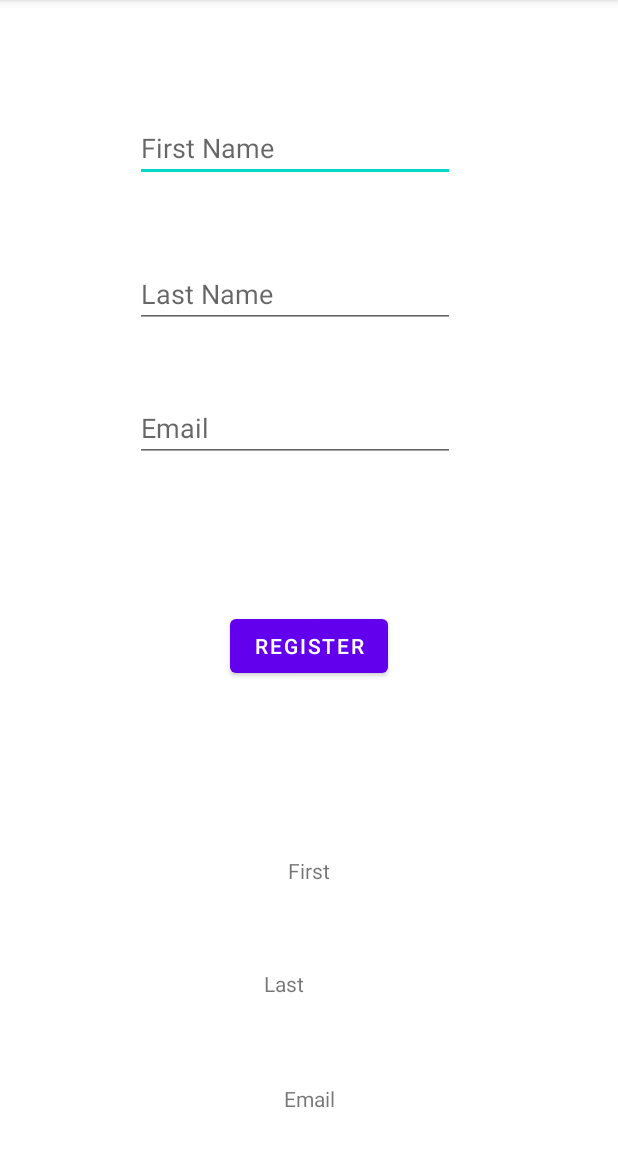
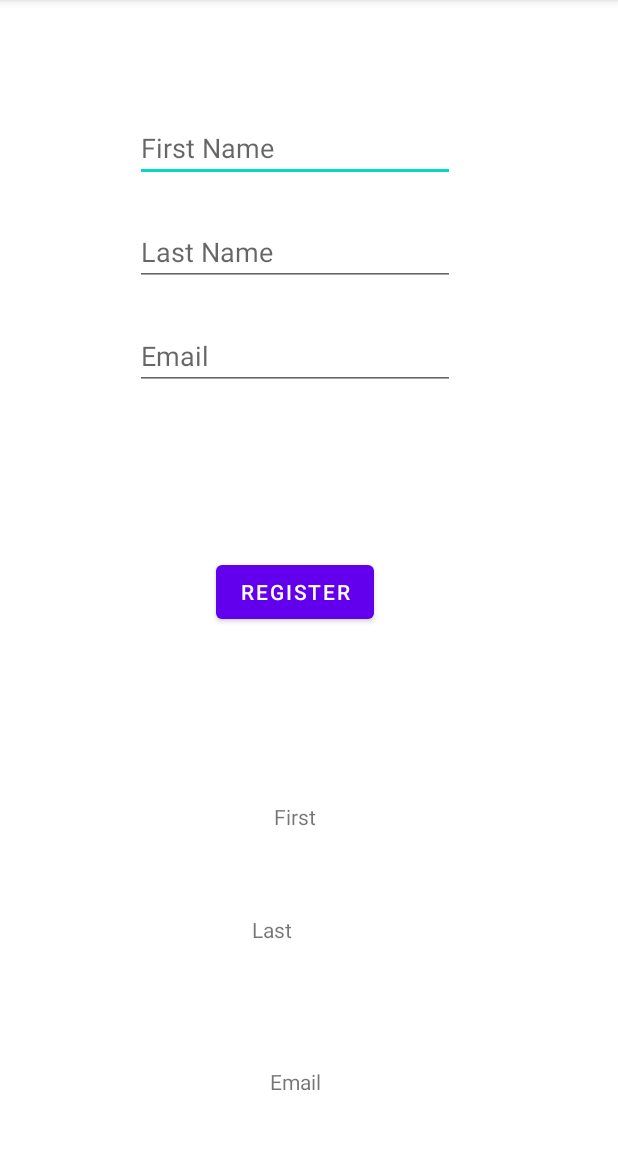
Before and after one commit to AbhishekGowda28/daily-coding, an Android app: the screen it shows after launch (MainActivity), on a phone screen of 412 x 824 dp, the part 84-1236 px from its top. Run offline under Robolectric (Android 15) with nearby library versions, the phone set to English and light mode, and no system bars.

Commit message:
Updated Constraints in Registration form

```diff
--- a/Other-Languages/Android/RegistrationChallenge/app/src/main/res/layout/activity_main.xml
+++ b/Other-Languages/Android/RegistrationChallenge/app/src/main/res/layout/activity_main.xml
@@ -24,30 +24,29 @@
         android:id="@+id/lastNameTxt"
         android:layout_width="wrap_content"
         android:layout_height="wrap_content"
+        android:layout_marginTop="24dp"
+        android:autofillHints=""
         android:ems="10"
         android:hint="@string/last_name"
         android:inputType="textPersonName"
-        app:layout_constraintBottom_toBottomOf="parent"
-        app:layout_constraintEnd_toEndOf="parent"
+        app:layout_constraintEnd_toEndOf="@+id/firstNameTxt"
         app:layout_constraintHorizontal_bias="0.452"
-        app:layout_constraintStart_toStartOf="parent"
-        app:layout_constraintTop_toBottomOf="@+id/firstNameTxt"
-        app:layout_constraintVertical_bias="0.086"
-        android:autofillHints="" />
+        app:layout_constraintStart_toStartOf="@+id/firstNameTxt"
+        app:layout_constraintTop_toBottomOf="@+id/firstNameTxt" />
 
     <EditText
         android:id="@+id/emailTxt"
         android:layout_width="wrap_content"
         android:layout_height="wrap_content"
-        android:layout_marginTop="44dp"
+        android:layout_marginTop="24dp"
+        android:autofillHints=""
         android:ems="10"
         android:hint="@string/email"
         android:inputType="textEmailAddress"
-        app:layout_constraintEnd_toEndOf="parent"
+        app:layout_constraintEnd_toEndOf="@+id/lastNameTxt"
         app:layout_constraintHorizontal_bias="0.452"
-        app:layout_constraintStart_toStartOf="parent"
-        app:layout_constraintTop_toBottomOf="@+id/lastNameTxt"
-        android:autofillHints="" />
+        app:layout_constraintStart_toStartOf="@+id/lastNameTxt"
+        app:layout_constraintTop_toBottomOf="@+id/lastNameTxt" />
 
     <Button
         android:id="@+id/registerBtn"
@@ -56,8 +55,8 @@
         android:onClick="registerForm"
         android:text="@string/register"
         app:layout_constraintBottom_toBottomOf="parent"
-        app:layout_constraintEnd_toEndOf="parent"
-        app:layout_constraintStart_toStartOf="parent"
+        app:layout_constraintEnd_toEndOf="@+id/emailTxt"
+        app:layout_constraintStart_toStartOf="@+id/emailTxt"
         app:layout_constraintTop_toBottomOf="@+id/emailTxt"
         app:layout_constraintVertical_bias="0.24" />
 
@@ -67,8 +66,8 @@
         android:layout_height="wrap_content"
         android:layout_marginTop="116dp"
         android:text="@string/firstView"
-        app:layout_constraintEnd_toEndOf="parent"
-        app:layout_constraintStart_toStartOf="parent"
+        app:layout_constraintEnd_toEndOf="@+id/registerBtn"
+        app:layout_constraintStart_toStartOf="@+id/registerBtn"
         app:layout_constraintTop_toBottomOf="@+id/registerBtn"
         tools:text="First Name :" />
 
@@ -78,9 +77,9 @@
         android:layout_height="16dp"
         android:layout_marginTop="56dp"
         android:text="@string/lastView"
-        app:layout_constraintEnd_toEndOf="parent"
+        app:layout_constraintEnd_toEndOf="@+id/firstView"
         app:layout_constraintHorizontal_bias="0.498"
-        app:layout_constraintStart_toStartOf="parent"
+        app:layout_constraintStart_toStartOf="@+id/firstView"
         app:layout_constraintTop_toBottomOf="@+id/firstView"
         tools:text="Last Name : " />
 
@@ -90,8 +89,8 @@
         android:layout_height="wrap_content"
         android:text="@string/emailView"
         app:layout_constraintBottom_toBottomOf="parent"
-        app:layout_constraintEnd_toEndOf="parent"
-        app:layout_constraintStart_toStartOf="parent"
+        app:layout_constraintEnd_toEndOf="@+id/lastView"
+        app:layout_constraintStart_toStartOf="@+id/lastView"
         app:layout_constraintTop_toBottomOf="@+id/lastView"
         app:layout_constraintVertical_bias="0.698" />
 
```
